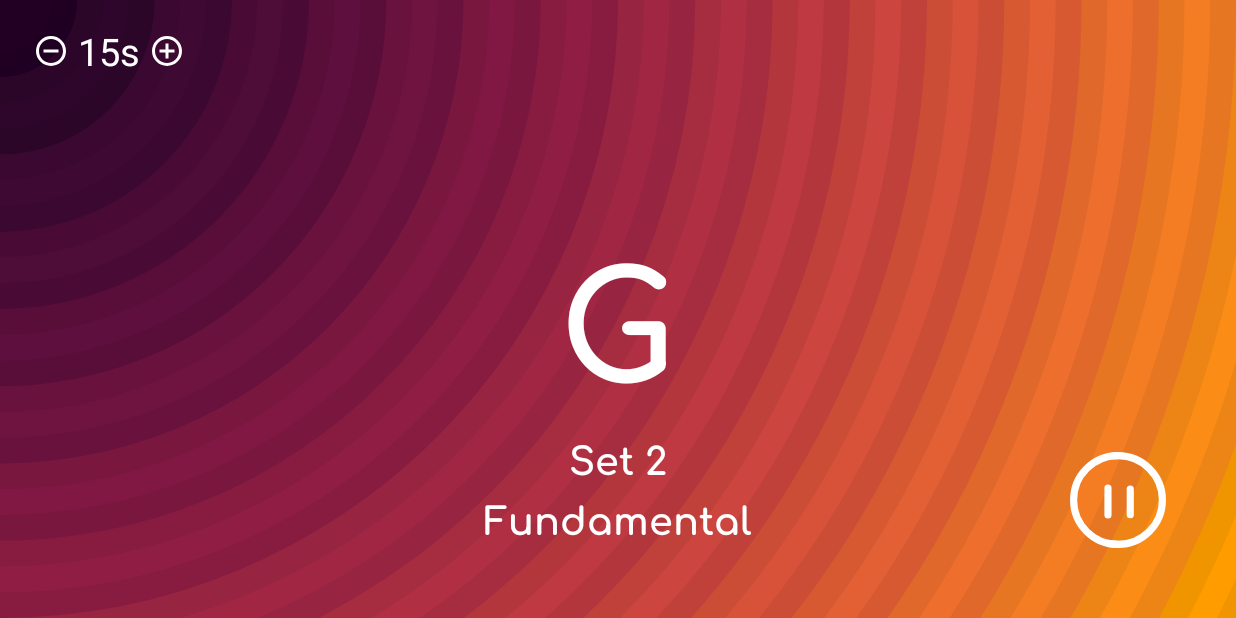
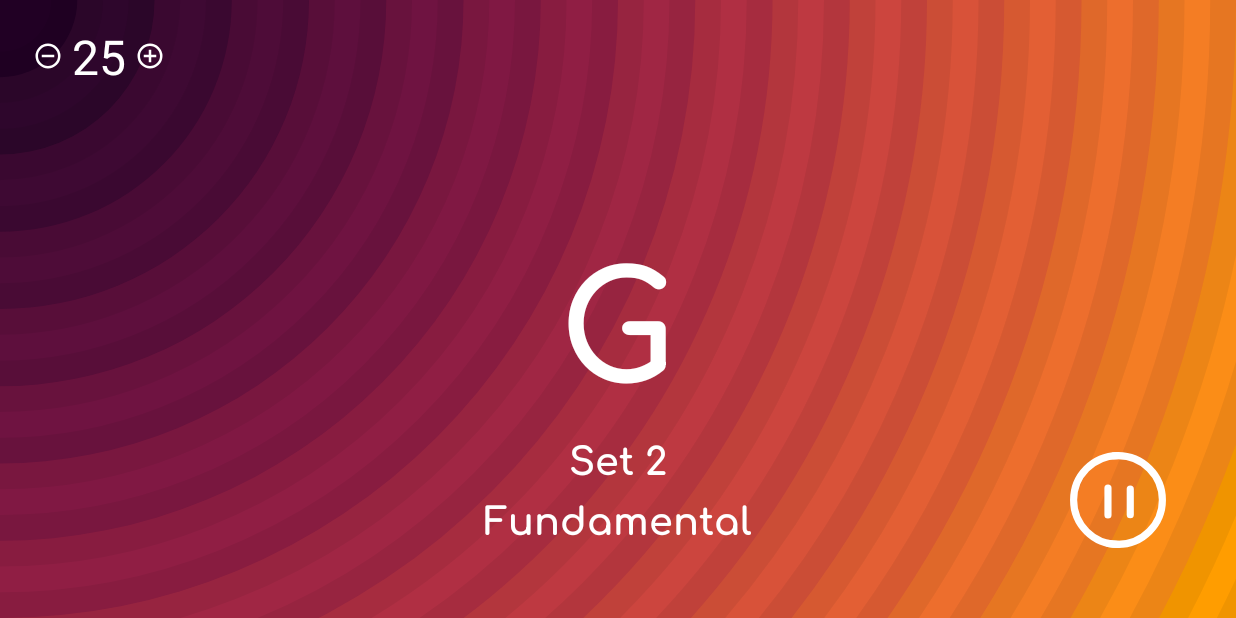
Before and after one commit to beraldofilippo/GuitarImprov, an Android app: the screen it shows after launch (FullscreenActivity), after a tap on an icon or button, on a phone screen of 824 x 412 dp (held sideways). Run offline under Robolectric (Android 15) with nearby library versions, the phone set to English and light mode, and no system bars; 2 other taps on this screen came first.

Commit message:
Added duration handling

```diff
--- a/app/src/main/java/com/beraldo/guitarimprov/PlayerFragment.kt
+++ b/app/src/main/java/com/beraldo/guitarimprov/PlayerFragment.kt
@@ -1,5 +1,6 @@
 package com.beraldo.guitarimprov
 
+import android.animation.ValueAnimator
 import android.arch.lifecycle.Observer
 import android.arch.lifecycle.ViewModelProviders
 import android.os.Bundle
@@ -7,10 +8,9 @@ import android.support.v4.app.Fragment
 import android.view.LayoutInflater
 import android.view.View
 import android.view.ViewGroup
+import android.widget.ImageView
 import android.widget.TextView
 import com.airbnb.lottie.LottieAnimationView
-import android.animation.ValueAnimator
-
 
 
 /**
@@ -26,7 +26,11 @@ class PlayerFragment : Fragment() {
     private val currentKeyText: TextView by lazy { activity!!.findViewById<TextView>(R.id.current_key) }
     private val currentSetText: TextView by lazy { activity!!.findViewById<TextView>(R.id.current_set) }
     private val currentInvText: TextView by lazy { activity!!.findViewById<TextView>(R.id.current_inv) }
-//    private val nextKeyText: TextView by lazy { activity!!.findViewById<TextView>(R.id.next_key) }
+    private val durationText: TextView by lazy { activity!!.findViewById<TextView>(R.id.duration) }
+
+    private val minusDuration: ImageView by lazy { activity!!.findViewById<ImageView>(R.id.minus) }
+    private val plusDuration: ImageView by lazy { activity!!.findViewById<ImageView>(R.id.plus) }
+
     private val playPauseButton: LottieAnimationView by lazy { activity!!.findViewById<LottieAnimationView>(R.id.play_pause) }
 
     override fun onCreate(savedInstanceState: Bundle?) {
@@ -42,9 +46,6 @@ class PlayerFragment : Fragment() {
         model.currentKey.observe(this, Observer<String> { newValue ->
             currentKeyText.text = newValue
         })
-        model.nextKey.observe(this, Observer<String> { newValue ->
-//            nextKeyText.text = newValue
-        })
 
         model.currentSet.observe(this, Observer<String> { newValue ->
             currentSetText.text = newValue
@@ -55,8 +56,20 @@ class PlayerFragment : Fragment() {
         })
 
         model.playingStatus.observe(this, Observer<Boolean> { playing ->
-            startAnimation(playPauseButton, playing)
+            startPlayPauseAnimation(playPauseButton, playing)
         })
+
+        model.durationStatus.observe(this, Observer<Int> { newValue ->
+            durationText.text = newValue.toString()
+        })
+
+        minusDuration.setOnClickListener {
+            model.onMinusClick()
+        }
+
+        plusDuration.setOnClickListener {
+            model.onPlusClick()
+        }
 
         playPauseButton.setOnClickListener {
             model.onPlayPauseClick()
@@ -67,10 +80,11 @@ class PlayerFragment : Fragment() {
         return inflater.inflate(R.layout.fragment_player, container, false)
     }
 
-    private fun startAnimation(lottieAnimationView: LottieAnimationView, playing: Boolean?) {
+    private fun startPlayPauseAnimation(lottieAnimationView: LottieAnimationView, playing: Boolean?) {
         val animator = ValueAnimator.ofFloat(0f, 1f) // 0F Play is clickable, 1F pause is clickable
         animator.addUpdateListener { valueAnimator ->
-            lottieAnimationView.progress = valueAnimator.animatedValue as Float }
+            lottieAnimationView.progress = valueAnimator.animatedValue as Float
+        }
 
         if (playing == true) {
             animator.start()
@@ -78,5 +92,4 @@ class PlayerFragment : Fragment() {
             animator.reverse()
         }
     }
-
 }
--- a/app/src/main/java/com/beraldo/guitarimprov/PlayerViewModel.kt
+++ b/app/src/main/java/com/beraldo/guitarimprov/PlayerViewModel.kt
@@ -12,7 +12,12 @@ import java.util.*
  */
 class PlayerViewModel : ViewModel() {
 
-    val keys = ArrayList<String>().apply {
+    companion object {
+        private const val DURATION_MIN = 15
+        private const val DURATION_MAX = 600
+    }
+
+    private val keys = ArrayList<String>().apply {
         add("C")
         add("C#")
         add("Cb")
@@ -33,14 +38,14 @@ class PlayerViewModel : ViewModel() {
         add("Bb")
     }
 
-    val sets = ArrayList<String>().apply {
+    private val sets = ArrayList<String>().apply {
         add("Set 1")
         add("Set 2")
         add("Set 3")
         add("Set 4")
     }
 
-    val inversions = ArrayList<String>().apply {
+    private val inversions = ArrayList<String>().apply {
         add("1st Inv")
         add("2nd Inv")
         add("Fundamental")
@@ -50,38 +55,26 @@ class PlayerViewModel : ViewModel() {
 
     private var playing = false
 
+    private var duration = 20
+
     val currentKey: MutableLiveData<String> = MutableLiveData()
     val currentSet: MutableLiveData<String> = MutableLiveData()
     val currentInv: MutableLiveData<String> = MutableLiveData()
 
-    val nextKey: MutableLiveData<String> = MutableLiveData()
-    val nextSet: MutableLiveData<String> = MutableLiveData()
-    val nextInv: MutableLiveData<String> = MutableLiveData()
+    val playingStatus: MutableLiveData<Boolean> = MutableLiveData()
 
-    val playingStatus: MutableLiveData<Boolean> = MutableLiveData()
+    val durationStatus: MutableLiveData<Int> = MutableLiveData()
 
     private fun beginRandom() {
         val runnableCode = object : Runnable {
             override fun run() {
                 val randomKeyValue = getRandomKeyValue()
-                when (nextKey.value) {
-                    null -> {
-                        currentKey.postValue(randomKeyValue.key)
-                        currentSet.postValue(randomKeyValue.set)
-                        currentInv.postValue(randomKeyValue.inversion)
-                    }
-                    else -> {
-                        currentKey.postValue(nextKey.value)
-                        currentSet.postValue(nextSet.value)
-                        currentInv.postValue(nextInv.value)
-                    }
-                }
 
-                nextKey.postValue(randomKeyValue.key)
-                nextSet.postValue(randomKeyValue.set)
-                nextInv.postValue(randomKeyValue.inversion)
+                currentKey.postValue(randomKeyValue.key)
+                currentSet.postValue(randomKeyValue.set)
+                currentInv.postValue(randomKeyValue.inversion)
 
-                handler.postDelayed(this, 2000)
+                handler.postDelayed(this, duration * 1000L)
             }
         }
         handler.post(runnableCode)
@@ -102,5 +95,23 @@ class PlayerViewModel : ViewModel() {
         playingStatus.postValue(playing)
     }
 
+    fun onPlusClick() {
+        durationStatus.postValue(increaseDuration())
+    }
+
+    fun onMinusClick() {
+        durationStatus.postValue(decreaseDuration())
+    }
+
+    private fun increaseDuration(): Int {
+        return if (duration + 5 > DURATION_MAX) DURATION_MAX
+        else duration + 5
+    }
+
+    private fun decreaseDuration(): Int {
+        return if (duration - 5 < DURATION_MIN) DURATION_MIN
+        else duration - 5
+    }
+
     data class RandomValueSet(var key: String, var set: String, var inversion: String)
 }
--- a/app/src/main/res/layout/fragment_player.xml
+++ b/app/src/main/res/layout/fragment_player.xml
@@ -47,29 +47,19 @@
             android:textSize="25sp"
             app:fontFamily="@font/comfortaa_bold" />
 
-        <!--<android.support.v7.widget.AppCompatTextView-->
-        <!--android:id="@+id/next_key"-->
-        <!--android:layout_width="wrap_content"-->
-        <!--android:layout_height="wrap_content"-->
-        <!--android:layout_alignBaseline="@id/current_key"-->
-        <!--android:layout_toEndOf="@id/current_key"-->
-        <!--android:padding="25dp"-->
-        <!--android:textColor="@android:color/white"-->
-        <!--android:textSize="25sp"-->
-        <!--app:fontFamily="@font/comfortaa_bold" />-->
-
         <RelativeLayout
+            android:id="@+id/duration_panel"
             android:layout_width="wrap_content"
             android:layout_height="wrap_content"
             android:layout_alignParentStart="true"
             android:layout_alignParentTop="true">
 
             <ImageView
-                android:id="@+id/ic_minus"
+                android:id="@+id/minus"
                 android:clickable="true"
                 android:focusable="true"
-                android:layout_width="wrap_content"
-                android:layout_height="wrap_content"
+                android:layout_width="32dp"
+                android:layout_height="32dp"
                 android:layout_centerVertical="true"
                 android:background="?attr/selectableItemBackgroundBorderless"
                 android:src="@drawable/ic_minus_circle_outline"
@@ -80,17 +70,16 @@
                 android:layout_width="wrap_content"
                 android:layout_height="wrap_content"
                 android:layout_centerVertical="true"
-                android:layout_toEndOf="@id/ic_minus"
-                android:text="15s"
+                android:layout_toEndOf="@id/minus"
                 android:textColor="@android:color/white"
-                android:textSize="25sp" />
+                android:textSize="32sp" />
 
             <ImageView
-                android:id="@+id/ic_plus"
+                android:id="@+id/plus"
                 android:clickable="true"
                 android:focusable="true"
-                android:layout_width="wrap_content"
-                android:layout_height="wrap_content"
+                android:layout_width="32dp"
+                android:layout_height="32dp"
                 android:layout_centerVertical="true"
                 android:layout_toEndOf="@id/duration"
                 android:background="?attr/selectableItemBackgroundBorderless"
```
Also changed, not shown: app/src/main/assets/on_off.json (deleted, +0 -1 lines).
